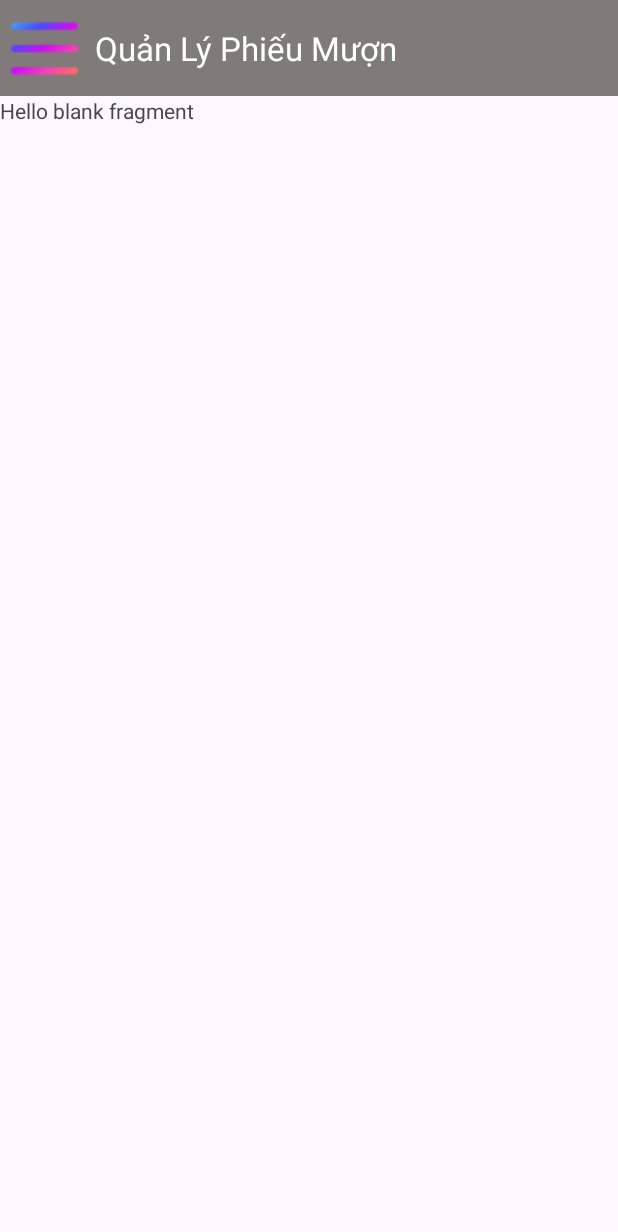
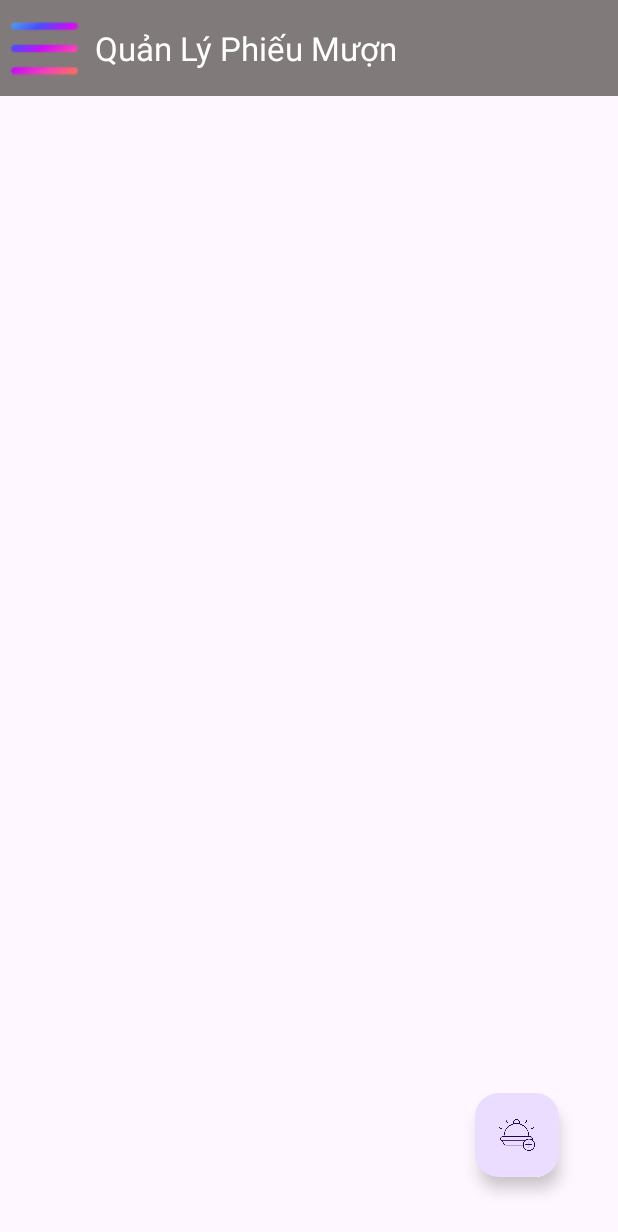
Before and after one commit to tritoan24/Khopro, an Android app: the QLMonanFragment screen opened directly, with no data from a screen before it, on a phone screen of 412 x 824 dp. Shown: the top 1232 px of the screen. Run offline under Robolectric (Android 15) with nearby library versions, the phone set to English and light mode, and no system bars.

Commit message:
tritoanadd ngày 25/11

```diff
--- a/app/src/main/res/layout/fragment_q_l_monan.xml
+++ b/app/src/main/res/layout/fragment_q_l_monan.xml
@@ -3,12 +3,25 @@
     xmlns:tools="http://schemas.android.com/tools"
     android:layout_width="match_parent"
     android:layout_height="match_parent"
-    tools:context=".Fragment.QLMonanFragment">
+    xmlns:app="http://schemas.android.com/apk/res-auto"
+    tools:context=".Fragment.QLMonanFragment"
+    android:orientation="vertical"
+    android:padding="20dp">
 
-    <!-- TODO: Update blank fragment layout -->
-    <TextView
+    <ListView
         android:layout_width="match_parent"
         android:layout_height="match_parent"
-        android:text="@string/hello_blank_fragment" />
+        android:layout_weight="1"
+        />
+
+    <com.google.android.material.floatingactionbutton.FloatingActionButton
+        android:id="@+id/iconaddthanhvien"
+        android:layout_width="wrap_content"
+        android:layout_height="wrap_content"
+        android:layout_gravity="bottom|right"
+        android:layout_margin="19dp"
+        app:srcCompat="@drawable/addfood"
+        app:layout_anchorGravity="bottom|right|end"
+        />
 
 </FrameLayout>
```
Also changed, not shown: app/src/main/java/com/ph32395/khopro/Fragment/QLBanAnFragment.java (+0 -44 lines), app/src/main/res/drawable/add.png (added), app/src/main/res/drawable/addfood.png (added).
